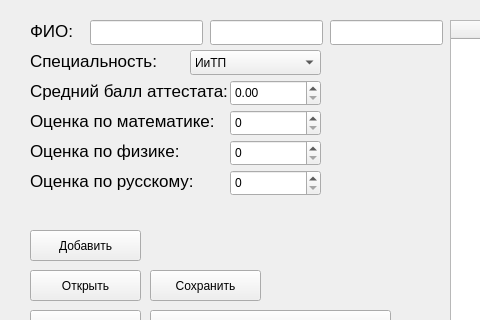
Above: Lab_2/Task_2/mainwindow.ui from HXPPY228/OAiP_Sem2 before the change; both pictures show x 0 to 480 and y 0 to 320 of the 1258 by 425 pixel window. Below: the same form after it.
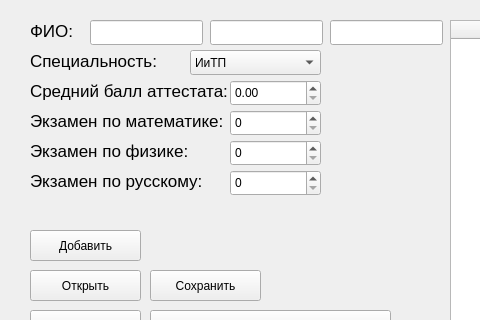
That is the form after the change.

The edit to the form file:
```diff
--- a/Lab_2/Task_2/mainwindow.ui
+++ b/Lab_2/Task_2/mainwindow.ui
@@ -159,7 +159,7 @@
      </font>
     </property>
     <property name="text">
-     <string>Оценка по математике:</string>
+     <string>Экзамен по математике:</string>
     </property>
    </widget>
    <widget class="QSpinBox" name="spinBox">
@@ -197,7 +197,7 @@
      </font>
     </property>
     <property name="text">
-     <string>Оценка по физике:</string>
+     <string>Экзамен по физике:</string>
     </property>
    </widget>
    <widget class="QSpinBox" name="spinBox_3">
@@ -225,7 +225,7 @@
      </font>
     </property>
     <property name="text">
-     <string>Оценка по русскому:</string>
+     <string>Экзамен по русскому:</string>
     </property>
    </widget>
    <widget class="QTableWidget" name="table">
```
Left out of the diff: 3 changed lines with no effect on the pictures.
